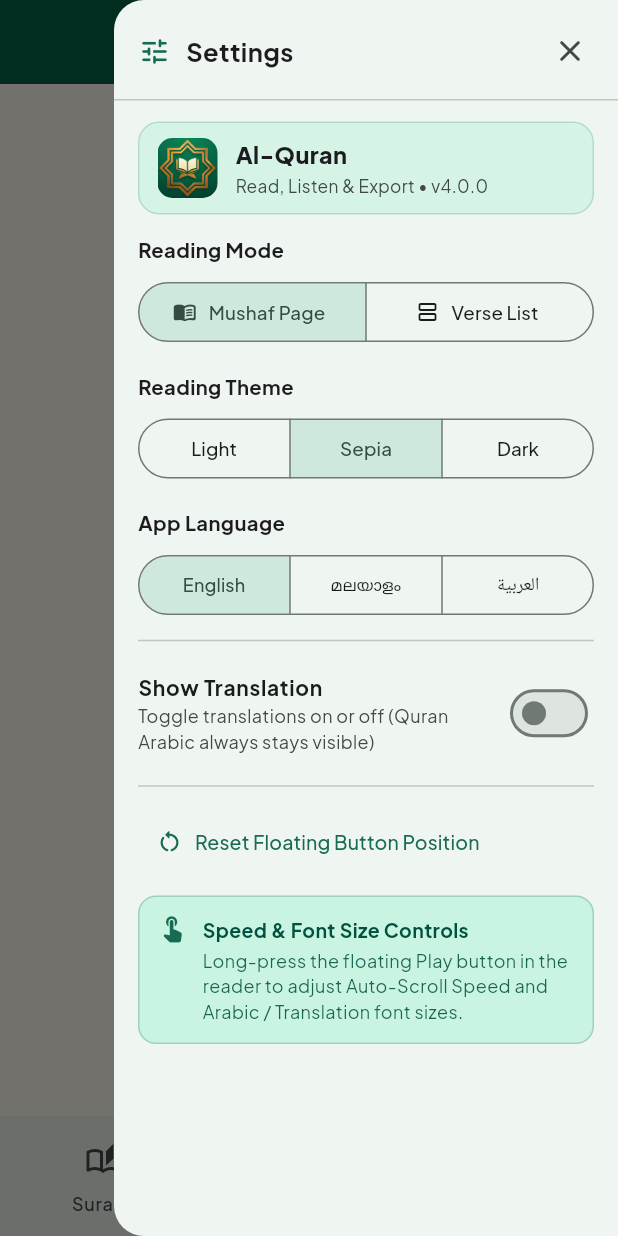
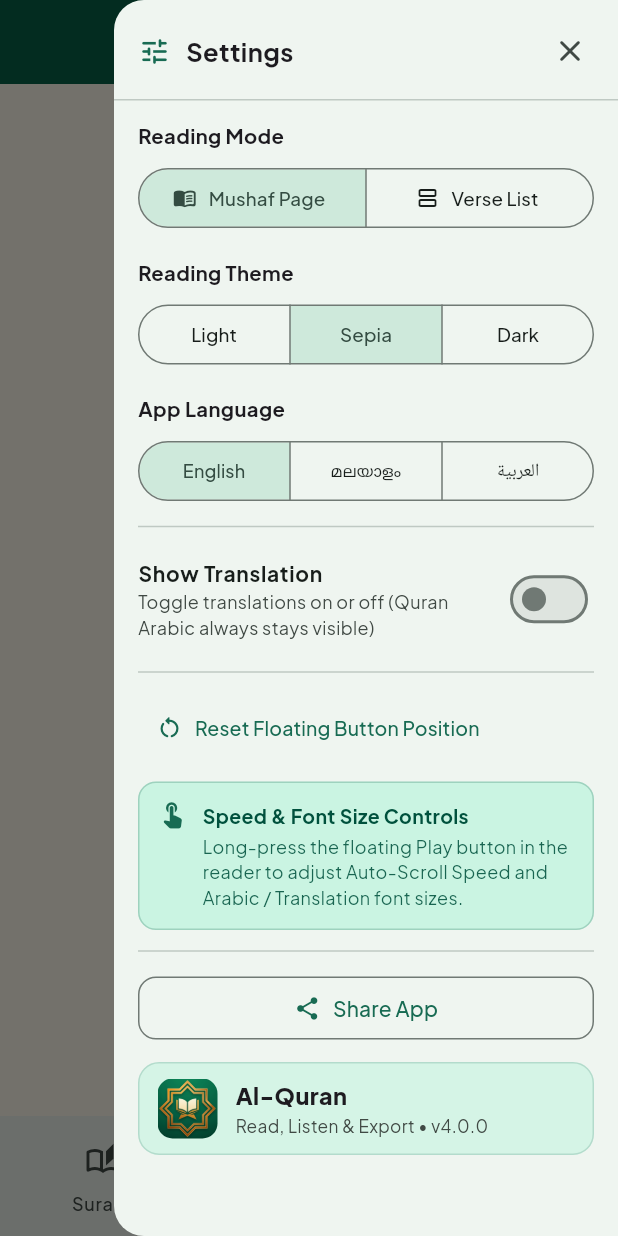
Before and after one commit to sanjide003/ibadia, a Flutter app: the screen it shows after launch, item 2 of the bottom bar chosen, with the side drawer open, on a phone screen of 412 x 824 dp. Run offline on Flutter 3.47's test engine with Material 3 defaults, Android fonts, the phone set to English and light mode, and no system bars; our stand-ins replace flutter_riverpod, google_fonts, pdf, share_plus, shared_preferences; missing offline and left inert: dart:js_interop, file_saver, gal; network calls fail.

Commit message:
refactor: automate APK distribution and PWA install
Streamline APK release process by automating GitHub Releases and simplify PWA installation documentation. Remove legacy branding UI from settings and update localized strings to reflect the new automated workflow.

```diff
--- a/lib/core/config/app_branding.dart
+++ b/lib/core/config/app_branding.dart
@@ -21,11 +21,17 @@ class AppBranding {
   static const String logoAsset = 'assets/branding/app_logo.png';
 
   /// Optional Android APK download URL shown in the Web app.
-  /// Set via Vercel Environment Variable `ANDROID_APK_URL`
-  /// (e.g. https://github.com/<user>/<repo>/releases/latest/download/Al-Quran.apk)
-  /// or paste your direct link as defaultValue below.
+  /// Automatically populated on Vercel via GitHub repository metadata, or set
+  /// manually via `ANDROID_APK_URL`.
   static const String androidApkUrl = String.fromEnvironment(
     'ANDROID_APK_URL',
+    defaultValue: '',
+  );
+
+  /// Optional live website URL shared by the Android APK's Share App action.
+  /// Set via `WEB_APP_URL` or update defaultValue after publishing to Vercel.
+  static const String webAppUrl = String.fromEnvironment(
+    'WEB_APP_URL',
     defaultValue: '',
   );
 
--- a/lib/core/l10n/app_strings.dart
+++ b/lib/core/l10n/app_strings.dart
@@ -236,14 +236,24 @@ class AppStrings {
         'تثبيت حزمة تطبيق الأندرويد الأصلية (Al-Quran.apk)',
       );
   String get apkSetupTitle => _pick(
-        'Android APK Link',
-        'Android APK ഡൗൺലോഡ് ലിങ്ക്',
-        'رابط تطبيق الأندرويد',
+        'Android APK Release',
+        'Android APK ഡൗൺലോഡ്',
+        'إصدار تطبيق أندرويد',
       );
   String get apkSetupDesc => _pick(
-        'To enable 1-tap APK downloads on your website, add ANDROID_APK_URL (your GitHub Release Al-Quran.apk URL) in Vercel Environment Variables or AppBranding.',
-        'ഈ ബട്ടണിൽ ക്ലിക്ക് ചെയ്യുമ്പോൾ നേരിട്ട് APK ഡൗൺലോഡ് ആകാൻ, നിങ്ങളുടെ GitHub Release-ലെ Al-Quran.apk ലിങ്ക് Vercel Environment Variables-ൽ ANDROID_APK_URL എന്ന പേരിൽ നൽകുക.',
-        'لتفعيل التحميل المباشر، أضف رابط ملف Al-Quran.apk في متغيرات البيئة ANDROID_APK_URL على Vercel.',
+        'Direct 1-tap APK download turns on automatically once this repository is pushed to GitHub & published on Vercel (GitHub Releases hosts Al-Quran.apk automatically). You can still share the live web app link right now!',
+        'ഈ പ്രോജക്റ്റ് GitHub-ലേക്ക് Push ചെയ്ത് Vercel-ൽ പബ്ലിഷ് ചെയ്യുന്നതോടെ GitHub Releases വഴി Al-Quran.apk ഇവിടെ നിന്ന് നേരിട്ട് 1-ടാപ്പിൽ ഡൗൺലോഡ് ആകും. ഇപ്പോൾ തന്നെ വെബ് ആപ്പ് ലിങ്ക് മറ്റുള്ളവർക്ക് ഷെയർ ചെയ്യാവുന്നതാണ്!',
+        'يتم تفعيل التحميل المباشر تلقائياً بمجرد رفع المشروع على GitHub ونشره على Vercel. يمكنك مشاركة رابط الموقع الآن!',
+      );
+  String get shareApp => _pick(
+        'Share App',
+        'ആപ്പ് ഷെയർ ചെയ്യുക',
+        'مشاركة التطبيق',
+      );
+  String get shareAppCopied => _pick(
+        'App link copied to clipboard',
+        'ആപ്പ് ലിങ്ക് കോപ്പി ചെയ്തു',
+        'تم نسخ رابط التطبيق',
       );
   String get offlineBanner => _pick(
         'Offline Mode — Cached Surahs remain available',
--- a/lib/screens/home_screen.dart
+++ b/lib/screens/home_screen.dart
@@ -114,7 +114,6 @@ class _HomeScreenState extends ConsumerState<HomeScreen>
                   ),
                 ),
           actions: [
-            PwaInstallAppBarAction(strings: t),
             Builder(
               builder: (drawerCtx) => IconButton(
                 tooltip: t.settings,
--- a/lib/screens/settings_screen.dart
+++ b/lib/screens/settings_screen.dart
@@ -65,62 +65,6 @@ class CompactSettingsDrawer extends ConsumerWidget {
                 child: ListView(
                   padding: const EdgeInsets.fromLTRB(16, 14, 16, 20),
                   children: [
-                    // Brand Header Card
-                    Container(
-                      margin: const EdgeInsets.only(bottom: 14),
-                      padding: const EdgeInsets.symmetric(
-                        horizontal: 12,
-                        vertical: 10,
-                      ),
-                      decoration: BoxDecoration(
-                        color: cs.primaryContainer.withValues(alpha: 0.35),
-                        borderRadius: BorderRadius.circular(14),
-                        border: Border.all(
-                          color: cs.primary.withValues(alpha: 0.18),
-                        ),
-                      ),
-                      child: Row(
-                        children: [
-                          ClipRRect(
-                            borderRadius: BorderRadius.circular(10),
-                            child: Image.asset(
-                              AppBranding.logoAsset,
-                              width: 40,
-                              height: 40,
-                              fit: BoxFit.cover,
-                            ),
-                          ),
-                          const SizedBox(width: 12),
-                          Expanded(
-                            child: Column(
-                              crossAxisAlignment: CrossAxisAlignment.start,
-                              children: [
-                                Text(
-                                  t.appTitle,
-                                  style: const TextStyle(
-                                    fontSize: 15.5,
-                                    fontWeight: FontWeight.w800,
-                                  ),
-                                ),
-                                const SizedBox(height: 1),
-                                Text(
-                                  '${AppBranding.appTagline} • v${AppBranding.appVersion}',
-                                  maxLines: 1,
-                                  overflow: TextOverflow.ellipsis,
-                                  style: TextStyle(
-                                    fontSize: 11.5,
-                                    color: cs.onSurfaceVariant,
-                                  ),
-                                ),
-                              ],
-                            ),
-                          ),
-                        ],
-                      ),
-                    ),
-
-                    WebDrawerAppActions(strings: t),
-
                     // 1. Reading Mode
                     Text(
                       t.readingMode,
@@ -364,6 +308,65 @@ class CompactSettingsDrawer extends ConsumerWidget {
                         ],
                       ),
                     ),
+
+                    const Divider(height: 28),
+
+                    // Bottom App Actions (Install / Download APK / Share App)
+                    DrawerBottomAppActions(strings: t),
+                    const SizedBox(height: 12),
+
+                    // Bottom Brand Footer Card
+                    Container(
+                      padding: const EdgeInsets.symmetric(
+                        horizontal: 12,
+                        vertical: 10,
+                      ),
+                      decoration: BoxDecoration(
+                        color: cs.primaryContainer.withValues(alpha: 0.35),
+                        borderRadius: BorderRadius.circular(14),
+                        border: Border.all(
+                          color: cs.primary.withValues(alpha: 0.18),
+                        ),
+                      ),
+                      child: Row(
+                        children: [
+                          ClipRRect(
+                            borderRadius: BorderRadius.circular(10),
+                            child: Image.asset(
+                              AppBranding.logoAsset,
+                              width: 40,
+                              height: 40,
+                              fit: BoxFit.cover,
+                            ),
+                          ),
+                          const SizedBox(width: 12),
+                          Expanded(
+                            child: Column(
+                              crossAxisAlignment: CrossAxisAlignment.start,
+                              children: [
+                                Text(
+                                  t.appTitle,
+                                  style: const TextStyle(
+                                    fontSize: 15.5,
+                                    fontWeight: FontWeight.w800,
+                                  ),
+                                ),
+                                const SizedBox(height: 1),
+                                Text(
+                                  '${AppBranding.appTagline} • v${AppBranding.appVersion}',
+                                  maxLines: 1,
+                                  overflow: TextOverflow.ellipsis,
+                                  style: TextStyle(
+                                    fontSize: 11.5,
+                                    color: cs.onSurfaceVariant,
+                                  ),
+                                ),
+                              ],
+                            ),
+                          ),
+                        ],
+                      ),
+                    ),
                   ],
                 ),
               ),
--- a/lib/services/web_platform_bridge_stub.dart
+++ b/lib/services/web_platform_bridge_stub.dart
@@ -13,6 +13,8 @@ class WebPlatformBridge {
 
   bool get isIosWeb => false;
 
+  String get currentWebUrl => '';
+
   Future<bool> promptPwaInstall() async => false;
 
   bool openExternalUrl(String url) => false;
--- a/lib/widgets/web_pwa_widgets.dart
+++ b/lib/widgets/web_pwa_widgets.dart
@@ -1,9 +1,14 @@
 import 'package:flutter/foundation.dart';
 import 'package:flutter/material.dart';
+import 'package:flutter/services.dart';
+import 'package:share_plus/share_plus.dart';
+import 'package:shared_preferences/shared_preferences.dart';
 
 import '../core/config/app_branding.dart';
 import '../core/l10n/app_strings.dart';
 import '../services/web_platform_bridge.dart';
+
+const String _hasDownloadedApkKey = 'has_downloaded_apk_v1';
 
 Future<void> triggerPwaInstall(BuildContext context, AppStrings t) async {
   final bridge = WebPlatformBridge.instance;
@@ -31,14 +36,52 @@ Future<void> triggerPwaInstall(BuildContext context, AppStrings t) async {
   }
 }
 
-Future<void> triggerAndroidApkDownload(
+Future<void> triggerShareApp(BuildContext context, AppStrings t) async {
+  final bridge = WebPlatformBridge.instance;
+  final String runtimeOrigin = kIsWeb ? bridge.currentWebUrl : '';
+  final String webUrl = runtimeOrigin.isNotEmpty
+      ? runtimeOrigin
+      : AppBranding.webAppUrl;
+  const String apkUrl = AppBranding.androidApkUrl;
+
+  final buffer = StringBuffer()
+    ..writeln('${AppBranding.appName} — ${AppBranding.appTagline}');
+  if (webUrl.isNotEmpty) {
+    buffer.writeln('Web App: $webUrl');
+  }
+  if (apkUrl.isNotEmpty) {
+    buffer.writeln('Android APK: $apkUrl');
+  }
+  final shareText = buffer.toString().trim();
+
+  try {
+    await Share.share(shareText, subject: AppBranding.appName);
+    return;
+  } catch (_) {
+    await Clipboard.setData(ClipboardData(text: shareText));
+    if (context.mounted) {
+      ScaffoldMessenger.of(context).showSnackBar(
+        SnackBar(
+          content: Text(t.shareAppCopied),
+          duration: const Duration(seconds: 2),
+        ),
+      );
+    }
+  }
+}
+
+Future<bool> triggerAndroidApkDownload(
   BuildContext context,
   AppStrings t,
 ) async {
   const apkUrl = AppBranding.androidApkUrl;
   if (apkUrl.isNotEmpty) {
     final launched = WebPlatformBridge.instance.openExternalUrl(apkUrl);
-    if (launched) return;
+    if (launched) {
+      final prefs = await SharedPreferences.getInstance();
+      await prefs.setBool(_hasDownloadedApkKey, true);
+      return true;
+    }
   }
   if (context.mounted) {
     await showDialog<void>(
@@ -53,47 +96,20 @@ Future<void> triggerAndroidApkDownload(
               onPressed: () => Navigator.of(ctx).pop(),
               child: Text(t.closeLabel),
             ),
+            FilledButton.icon(
+              onPressed: () {
+                Navigator.of(ctx).pop();
+                triggerShareApp(context, t);
+              },
+              icon: const Icon(Icons.share_rounded, size: 17),
+              label: Text(t.shareApp),
+            ),
           ],
         ),
       ),
     );
   }
-}
-
-/// Compact AppBar action icon shown only on Web when browser install is eligible
-/// and the app is not yet running in standalone PWA mode.
-class PwaInstallAppBarAction extends StatelessWidget {
-  final AppStrings strings;
-
-  const PwaInstallAppBarAction({super.key, required this.strings});
-
-  @override
-  Widget build(BuildContext context) {
-    if (!kIsWeb) return const SizedBox.shrink();
-    final bridge = WebPlatformBridge.instance;
-    return ValueListenableBuilder<bool>(
-      valueListenable: bridge.isStandaloneNotifier,
-      builder: (_, isStandalone, __) {
-        if (isStandalone) return const SizedBox.shrink();
-        return ValueListenableBuilder<bool>(
-          valueListenable: bridge.canInstallNotifier,
-          builder: (_, canInstall, __) {
-            if (!canInstall && !bridge.isIosWeb) {
-              return const SizedBox.shrink();
-            }
-            return IconButton(
-              tooltip: strings.installApp,
-              icon: const Icon(
-                Icons.install_mobile_rounded,
-                color: Colors.white,
-              ),
-              onPressed: () => triggerPwaInstall(context, strings),
-            );
-          },
-        );
-      },
-    );
-  }
+  return false;
 }
 
 /// Non-intrusive offline mode banner displayed on Web when navigator.onLine is false.
@@ -142,26 +158,54 @@ class OfflineStatusBanner extends StatelessWidget {
   }
 }
 
-/// Web-only Install App (PWA) & Download Android APK cards for CompactSettingsDrawer.
-class WebDrawerAppActions extends StatelessWidget {
+/// Bottom-anchored actions inside CompactSettingsDrawer:
+/// - Install App (only on Web when eligible & not yet installed as PWA)
+/// - Download Android APK (only on Web before APK download / PWA install)
+/// - Share App (automatically shown inside Android APK, installed PWA, or after APK download)
+class DrawerBottomAppActions extends StatefulWidget {
   final AppStrings strings;
 
-  const WebDrawerAppActions({super.key, required this.strings});
+  const DrawerBottomAppActions({super.key, required this.strings});
+
+  @override
+  State<DrawerBottomAppActions> createState() => _DrawerBottomAppActionsState();
+}
+
+class _DrawerBottomAppActionsState extends State<DrawerBottomAppActions> {
+  bool _hasDownloadedApk = false;
+
+  @override
+  void initState() {
+    super.initState();
+    _loadDownloadFlag();
+  }
+
+  Future<void> _loadDownloadFlag() async {
+    if (!kIsWeb) return;
+    final prefs = await SharedPreferences.getInstance();
+    final downloaded = prefs.getBool(_hasDownloadedApkKey) ?? false;
+    if (downloaded && mounted) {
+      setState(() => _hasDownloadedApk = true);
+    }
+  }
 
   @override
   Widget build(BuildContext context) {
-    if (!kIsWeb) return const SizedBox.shrink();
+    final t = widget.strings;
     final bridge = WebPlatformBridge.instance;
     final cs = Theme.of(context).colorScheme;
+
+    return ValueListenableBuilder<bool>(
+      valueListenable: bridge.isStandaloneNotifier,
+      builder: (_, isStandalone, __) {
+        final bool showShareInstead =
+            !kIsWeb || isStandalone || _hasDownloadedApk;
 
         return Column(
           crossAxisAlignment: CrossAxisAlignment.stretch,
           children: [
+            if (kIsWeb && !isStandalone)
               ValueListenableBuilder<bool>(
-          valueListenable: bridge.isStandaloneNotifier,
-          builder: (_, isStandalone, __) {
-            if (isStandalone) return const SizedBox.shrink();
-            return ValueListenableBuilder<bool>(
                 valueListenable: bridge.canInstallNotifier,
                 builder: (_, canInstall, __) {
                   if (!canInstall && !bridge.isIosWeb) {
@@ -170,10 +214,10 @@ class WebDrawerAppActions extends StatelessWidget {
                   return Padding(
                     padding: const EdgeInsets.only(bottom: 10),
                     child: FilledButton.icon(
-                    onPressed: () => triggerPwaInstall(context, strings),
+                      onPressed: () => triggerPwaInstall(context, t),
                       icon: const Icon(Icons.install_mobile_rounded, size: 18),
                       label: Text(
-                      strings.installApp,
+                        t.installApp,
                         overflow: TextOverflow.ellipsis,
                       ),
                       style: FilledButton.styleFrom(
@@ -188,25 +232,51 @@ class WebDrawerAppActions extends StatelessWidget {
                     ),
                   );
                 },
-            );
-          },
               ),
+            if (showShareInstead)
               OutlinedButton.icon(
-          onPressed: () => triggerAndroidApkDownload(context, strings),
-          icon: Icon(Icons.android_rounded, size: 19, color: cs.primary),
+                onPressed: () => triggerShareApp(context, t),
+                icon: Icon(Icons.share_rounded, size: 18, color: cs.primary),
                 label: Text(
-            strings.downloadAndroidApk,
+                  t.shareApp,
                   overflow: TextOverflow.ellipsis,
                 ),
                 style: OutlinedButton.styleFrom(
-            padding: const EdgeInsets.symmetric(horizontal: 14, vertical: 11),
+                  padding: const EdgeInsets.symmetric(
+                    horizontal: 14,
+                    vertical: 11,
+                  ),
+                  shape: RoundedRectangleBorder(
+                    borderRadius: BorderRadius.circular(12),
+                  ),
+                ),
+              )
+            else
+              OutlinedButton.icon(
+                onPressed: () async {
+                  final started = await triggerAndroidApkDownload(context, t);
+                  if (started && mounted) {
+                    setState(() => _hasDownloadedApk = true);
+                  }
+                },
+                icon: Icon(Icons.android_rounded, size: 19, color: cs.primary),
+                label: Text(
+                  t.downloadAndroidApk,
+                  overflow: TextOverflow.ellipsis,
+                ),
+                style: OutlinedButton.styleFrom(
+                  padding: const EdgeInsets.symmetric(
+                    horizontal: 14,
+                    vertical: 11,
+                  ),
                   shape: RoundedRectangleBorder(
                     borderRadius: BorderRadius.circular(12),
                   ),
                 ),
               ),
-        const Divider(height: 24),
           ],
+        );
+      },
     );
   }
 }
```
Also changed, not shown: lib/services/web_platform_bridge_web.dart (+14 -3 lines), 4 other files. Lines whose indentation alone changed are shown as unchanged.
